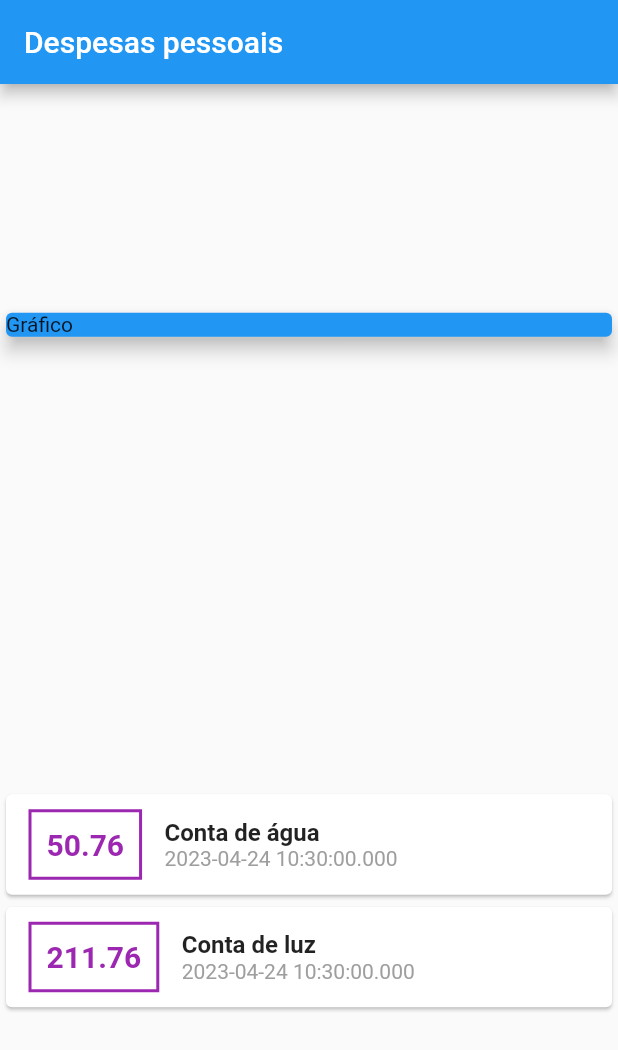
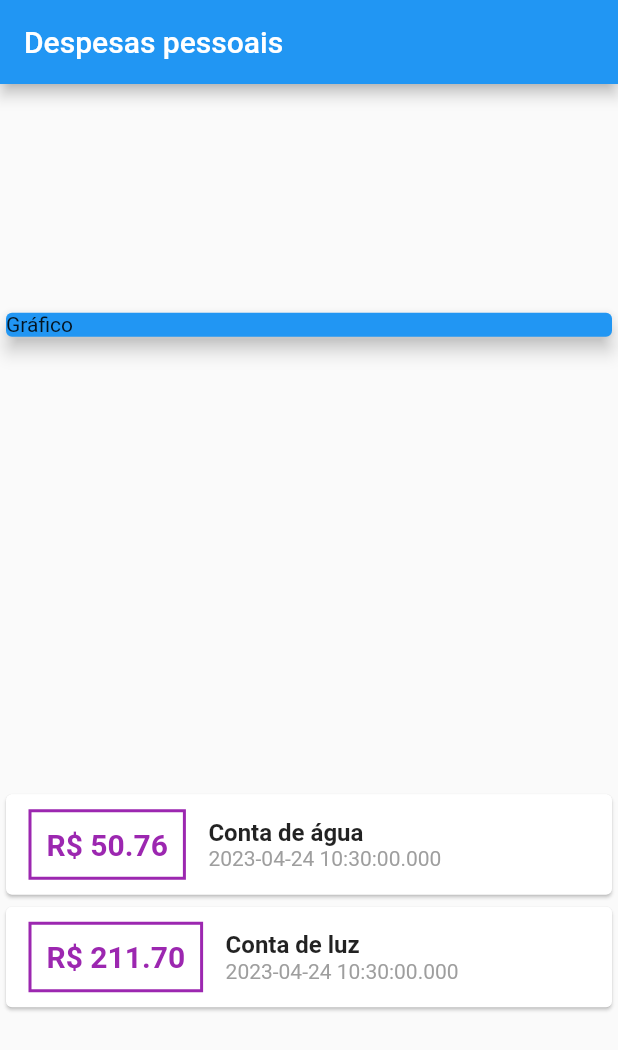
Before and after one commit to jonataslaet/udemy, a Flutter app: the screen it shows after launch, on a phone screen of 412 x 824 dp. Shown: the top 1050 px of the screen. Run offline on Flutter 3.47's test engine with Material 2 defaults, Android fonts, the phone set to English and light mode, and no system bars.

Commit message:
curso-flutter: Construindo App Real - Despesas Pessoais
Usando Interpolação de Strings

```diff
--- a/ws-curso-flutter/expenses/lib/main.dart
+++ b/ws-curso-flutter/expenses/lib/main.dart
@@ -21,7 +21,7 @@ class ExpensesApp extends StatelessWidget {
 class MyHomePage extends StatelessWidget {
   final _transactions = [
     Transaction(id: 't1', title: 'Conta de água', value: 50.76, date: DateTime.now()),
-    Transaction(id: 't2', title: 'Conta de luz', value: 211.76, date: DateTime.now())
+    Transaction(id: 't2', title: 'Conta de luz', value: 211.70, date: DateTime.now())
   ];
   @override
   Widget build(BuildContext context) {
@@ -57,9 +57,9 @@ class MyHomePage extends StatelessWidget {
                           width: 2,
                         )
                       ),
-                      padding: EdgeInsets.all(10),
+                      padding: const EdgeInsets.all(10),
                       child: Text(
-                        t.value.toString(),
+                        'R\$ ${t.value.toStringAsFixed(2)}',
                         style: const TextStyle(
                           fontWeight: FontWeight.bold,
                           fontSize: 20,
```
